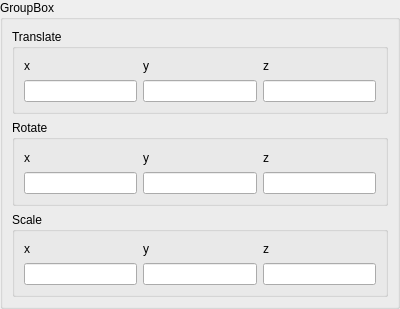
The window that src/TransformSettings.ui (RohacekD/GlmVisu) describes before a commit, drawn with Qt 5.
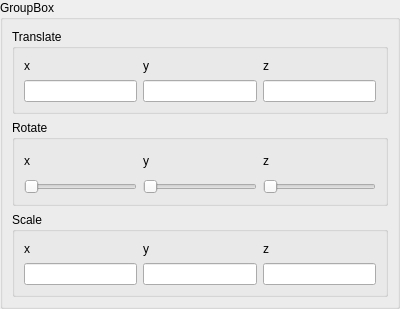
The same window after the commit.

Commit message: Rotatin is using sliders now

The edit to the form file:
```diff
--- a/src/TransformSettings.ui
+++ b/src/TransformSettings.ui
@@ -99,13 +99,34 @@
           </widget>
          </item>
          <item row="1" column="0">
-          <widget class="QLineEdit" name="rotateX"/>
+          <widget class="QSlider" name="rotateX">
+           <property name="maximum">
+            <number>360</number>
+           </property>
+           <property name="orientation">
+            <enum>Qt::Horizontal</enum>
+           </property>
+          </widget>
          </item>
          <item row="1" column="1">
-          <widget class="QLineEdit" name="rotateY"/>
+          <widget class="QSlider" name="rotateY">
+           <property name="maximum">
+            <number>360</number>
+           </property>
+           <property name="orientation">
+            <enum>Qt::Horizontal</enum>
+           </property>
+          </widget>
          </item>
          <item row="1" column="2">
-          <widget class="QLineEdit" name="rotateZ"/>
+          <widget class="QSlider" name="rotateZ">
+           <property name="maximum">
+            <number>360</number>
+           </property>
+           <property name="orientation">
+            <enum>Qt::Horizontal</enum>
+           </property>
+          </widget>
          </item>
         </layout>
        </widget>
```
The commit also changes 1 other file.
